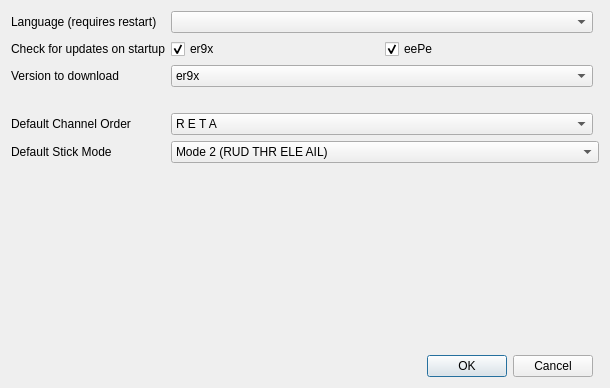
First picture: the form in src/preferencesdialog.ui, repository xhorizont/eepe, before the edit.
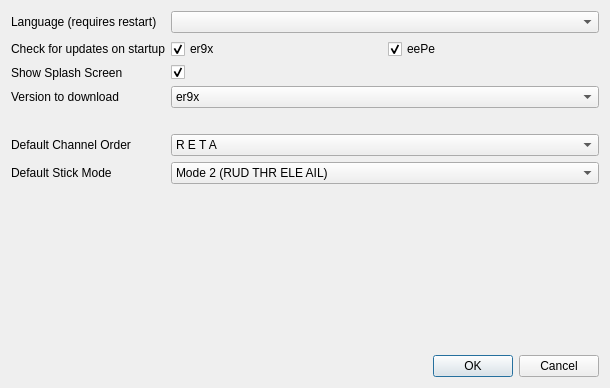
Second picture: the form after the edit. Icons and pictures are not drawn.

Commit message: Splash Screen

```diff
--- a/src/preferencesdialog.ui
+++ b/src/preferencesdialog.ui
@@ -60,13 +60,30 @@
     </layout>
    </item>
    <item row="2" column="0">
+    <widget class="QLabel" name="label_4">
+     <property name="text">
+      <string>Show Splash Screen</string>
+     </property>
+    </widget>
+   </item>
+   <item row="2" column="1">
+    <widget class="QCheckBox" name="showSplash">
+     <property name="text">
+      <string/>
+     </property>
+     <property name="checked">
+      <bool>true</bool>
+     </property>
+    </widget>
+   </item>
+   <item row="3" column="0">
     <widget class="QLabel" name="label_3">
      <property name="text">
       <string>Version to download</string>
      </property>
     </widget>
    </item>
-   <item row="2" column="1">
+   <item row="3" column="1">
     <widget class="QComboBox" name="downloadVerCB">
      <item>
       <property name="text">
@@ -90,7 +107,7 @@
      </item>
     </widget>
    </item>
-   <item row="3" column="1">
+   <item row="4" column="1">
     <spacer name="horizontalSpacer">
      <property name="orientation">
       <enum>Qt::Horizontal</enum>
@@ -103,14 +120,14 @@
      </property>
     </spacer>
    </item>
-   <item row="4" column="0">
+   <item row="5" column="0">
     <widget class="QLabel" name="label_13">
      <property name="text">
       <string>Default Channel Order</string>
      </property>
     </widget>
    </item>
-   <item row="4" column="1">
+   <item row="5" column="1">
     <widget class="QComboBox" name="channelorderCB">
      <property name="whatsThis">
       <string>Channel order
@@ -242,14 +259,14 @@
      </item>
     </widget>
    </item>
-   <item row="5" column="0">
+   <item row="6" column="0">
     <widget class="QLabel" name="label_14">
      <property name="text">
       <string>Default Stick Mode</string>
      </property>
     </widget>
    </item>
-   <item row="5" column="1" colspan="2">
+   <item row="6" column="1">
     <widget class="QComboBox" name="stickmodeCB">
      <property name="whatsThis">
       <string>Mode selection:
@@ -297,17 +314,7 @@
      </item>
     </widget>
    </item>
-   <item row="8" column="0" colspan="2">
-    <widget class="QDialogButtonBox" name="buttonBox">
-     <property name="orientation">
-      <enum>Qt::Horizontal</enum>
-     </property>
-     <property name="standardButtons">
-      <set>QDialogButtonBox::Cancel|QDialogButtonBox::Ok</set>
-     </property>
-    </widget>
-   </item>
-   <item row="6" column="1">
+   <item row="7" column="1">
     <spacer name="verticalSpacer">
      <property name="orientation">
       <enum>Qt::Vertical</enum>
@@ -320,6 +327,16 @@
      </property>
     </spacer>
    </item>
+   <item row="8" column="1">
+    <widget class="QDialogButtonBox" name="buttonBox">
+     <property name="orientation">
+      <enum>Qt::Horizontal</enum>
+     </property>
+     <property name="standardButtons">
+      <set>QDialogButtonBox::Cancel|QDialogButtonBox::Ok</set>
+     </property>
+    </widget>
+   </item>
   </layout>
  </widget>
  <resources>
```
The commit also changes 15 other files.
